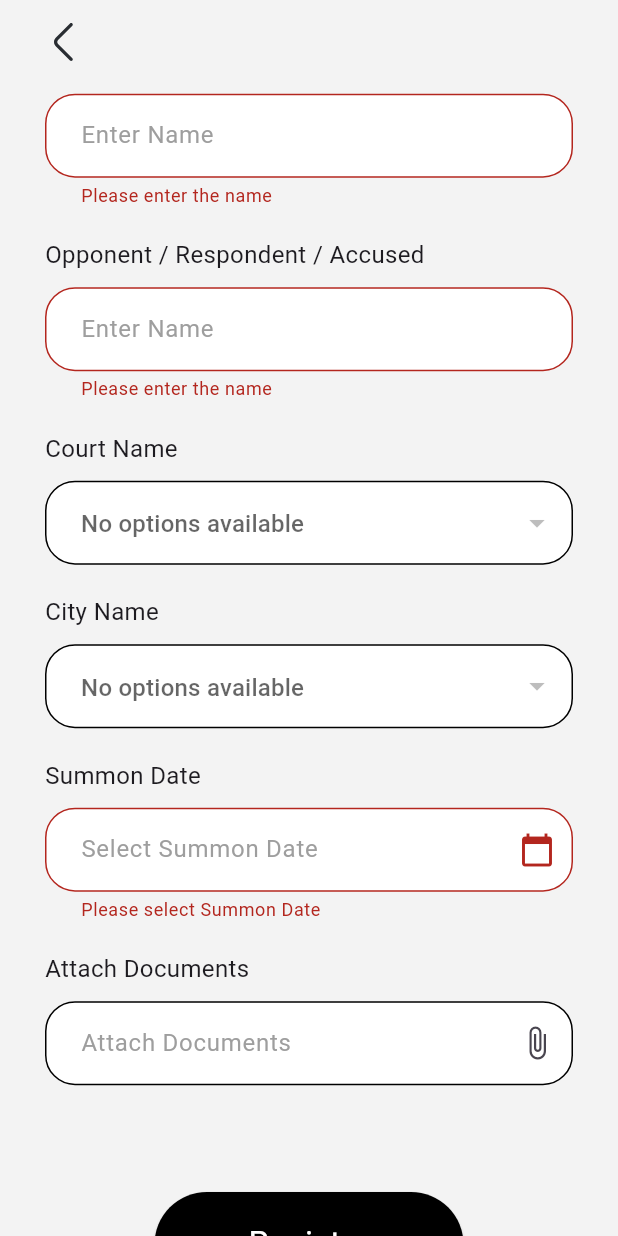
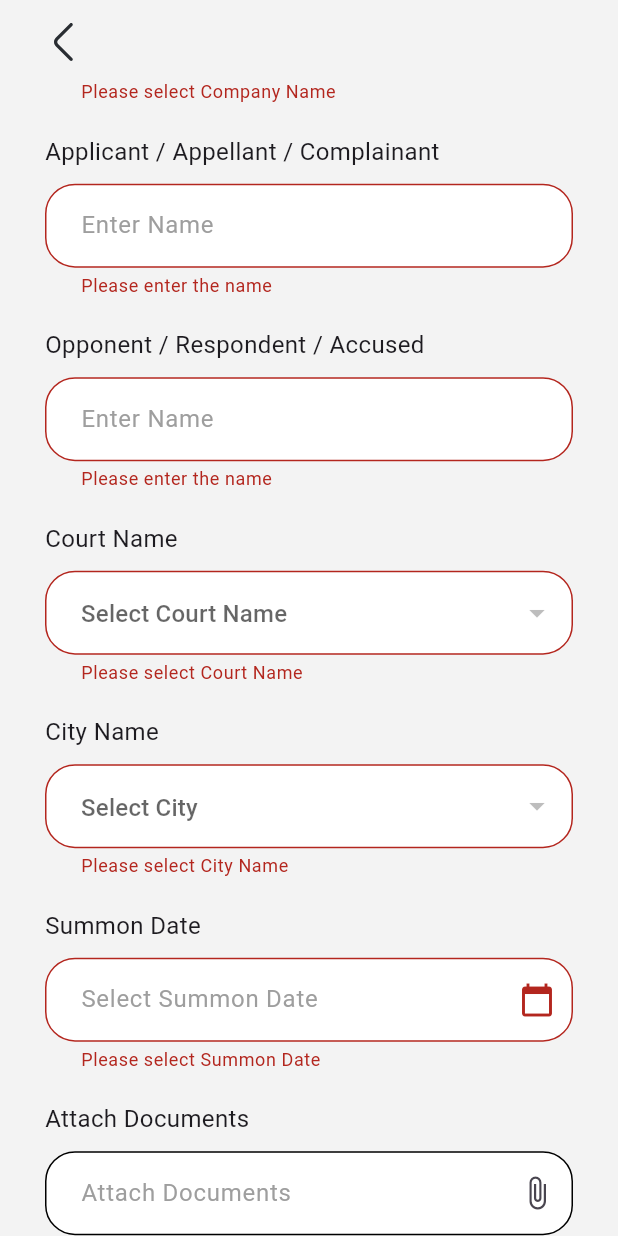
Before and after one commit to UTTAM-VAGHASIA/case_sync, a Flutter app: the NewCaseScreen screen opened directly, scrolled down 848 dp, after a tap on "Register", on a phone screen of 412 x 824 dp. Run offline on Flutter 3.47's test engine with Material 3 defaults, Android fonts, the phone set to English and light mode, and no system bars; our stand-ins replace file_picker, flutter_svg, get, shared_preferences; accounts and stored records are empty; network calls fail.

Commit message:
Completed new_case.dart

```diff
--- a/lib/screens/cases/new_case.dart
+++ b/lib/screens/cases/new_case.dart
@@ -7,7 +7,8 @@ import 'package:get/get.dart';
 import 'package:http/http.dart' as http;
 import 'package:intl/intl.dart';
 
-import '../../services/api_service.dart';
+import '../../models/advocate.dart';
+import '../../services/shared_pref.dart';
 
 class NewCaseScreen extends StatefulWidget {
   const NewCaseScreen({super.key});
@@ -39,6 +40,7 @@ class NewCaseScreenState extends State<NewCaseScreen> {
   List<Map<String, String>> _companyList = [];
   List<Map<String, String>> _cityList = [];
   List<Map<String, String>> _courtList = [];
+  List<Map<String, String>> _advocateList = [];
 
   bool _isSubmitting = false;
   bool _isLoading = true;
@@ -69,6 +71,7 @@ class NewCaseScreenState extends State<NewCaseScreen> {
         _getCompanyList(),
         _getCityList(),
         _getCourtList(),
+        _getAdvocateList(),
       ]);
     } catch (e) {
       print("Error fetching dropdown data: $e");
@@ -88,7 +91,7 @@ class NewCaseScreenState extends State<NewCaseScreen> {
           _caseTypeList = List<Map<String, String>>.from(
             data['data'].map((item) => {
                   "id": item['id']?.toString() ?? '',
-                  "case_type": item['case_type']?.toString() ?? '',
+                  "name": item['case_type']?.toString() ?? '',
                 }),
           );
         });
@@ -97,10 +100,10 @@ class NewCaseScreenState extends State<NewCaseScreen> {
   }
 
   Future<void> _getCaseStageList(String caseTypeId) async {
+    print("case type id: $caseTypeId");
     final response = await http.post(
       Uri.parse("$baseUrl/get_stage_list"),
-      headers: {"Content-Type": "application/json"},
-      body: json.encode({"case_type_id": caseTypeId}),
+      body: {'case_stage': caseTypeId},
     );
     if (response.statusCode == 200) {
       final data = json.decode(response.body);
@@ -110,13 +113,31 @@ class NewCaseScreenState extends State<NewCaseScreen> {
           _caseStageList = List<Map<String, String>>.from(
             data['data'].map((item) => {
                   "id": item['id']?.toString() ?? '',
-                  "stage": item['stage']?.toString() ?? '',
+                  "name": item['stage']?.toString() ?? '',
                 }),
           );
         });
       } else {
         setState(() {
+          print("Api Call Unsuccessful");
           _caseStageList = []; // No stages available
+        });
+      }
+    }
+  }
+
+  Future<void> _getAdvocateList() async {
+    final response = await http.get(Uri.parse("$baseUrl/get_advocate_list"));
+    if (response.statusCode == 200) {
+      final data = json.decode(response.body);
+      if (data['success']) {
+        setState(() {
+          _advocateList = List<Map<String, String>>.from(
+            data['data'].map((item) => {
+                  "id": item['id']?.toString() ?? '',
+                  "name": item['name']?.toString() ?? '',
+                }),
+          );
         });
       }
     }
@@ -219,36 +240,117 @@ class NewCaseScreenState extends State<NewCaseScreen> {
   Future<void> _submitCase() async {
     if (!_formKey.currentState!.validate()) return;
 
+    // Ensure files are selected
+    if (_filePaths.isEmpty) {
+      Get.snackbar('Error', 'Please select at least one document!',
+          snackPosition: SnackPosition.BOTTOM);
+      return;
+    }
+
     setState(() {
       _isSubmitting = true;
     });
 
-    Map<String, dynamic> caseData = {
-      'case_no': _caseNumberController.text,
-      'year': _caseYearController.text,
-      'case_type': _selectedCaseType,
-      'handled_by': _selectedHandler,
-      'applicant': _applicantController.text,
-      'company_id': _selectedCompany,
-      'opp_name': _opponentController.text,
-      'court_name': _selectedCourtName,
-      'city_id': _selectedCityName,
-      'sr_date': _summonDateController.text,
-    };
+    try {
+      // Retrieve user details from SharedPreferences
+      Advocate? user = await SharedPrefService.getUser();
+      if (user == null) {
+        throw Exception('User not found. Please log in again.');
+      }
 
-    var response = await ApiService.submitNewCase(caseData, _filePaths);
+      // Split files: first file as case_image, rest as case_docs[]
+      String caseImage = _filePaths.first;
+      List<String> caseDocs =
+          _filePaths.length > 1 ? _filePaths.sublist(1) : [];
 
-    setState(() {
-      _isSubmitting = false;
+      // Prepare data for API
+      var request = http.MultipartRequest(
+        'POST',
+        Uri.parse("$baseUrl/add_case"),
+      );
+
+      // Add fields to the request
+      request.fields["data"] = json.encode({
+        "case_no": _caseNumberController.text,
+        "year": _caseYearController.text,
+        "case_type": _caseTypeList.firstWhere(
+          (element) => element['id'] == _selectedCaseType,
+          orElse: () =>
+              {'id': ''}, // Default to an empty string or handle appropriately
+        )['id'],
+        "handle_by": _advocateList.firstWhere(
+          (element) => element['id'] == _selectedHandler,
+          orElse: () =>
+              {'id': ''}, // Default to an empty string or handle appropriately
+        )['id'],
+        "applicant": _applicantController.text,
+        "stage": _caseStageList.firstWhere(
+          (element) => element['id'] == _selectedCaseStage,
+          orElse: () =>
+              {'id': ''}, // Default to an empty string or handle appropriately
+        )['id'],
+        "added_by": user.id, // Dynamically pass the user ID
+        "user_type": "advocate", // Hardcoded as per your requirement
+        "company_id": _companyList.firstWhere(
+          (element) => element['id'] == _selectedCompany,
+          orElse: () =>
+              {'id': ''}, // Default to an empty string or handle appropriately
+        )['id'],
+        "opp_name": _opponentController.text,
+        "court_name": _selectedCourtName!,
+        "city_id": _cityList.firstWhere(
+          (element) => element['id'] == _selectedCityName,
+          orElse: () =>
+              {'id': ''}, // Default to an empty string or handle appropriately
+        )['id'],
+        "sr_date": _summonDateController.text,
       });
 
-    if (response['success']) {
+      // Add case_image file
+      request.files
+          .add(await http.MultipartFile.fromPath('case_image', caseImage));
+
+      // Add case_docs[] files
+      for (String docPath in caseDocs) {
+        request.files
+            .add(await http.MultipartFile.fromPath('case_docs[]', docPath));
+      }
+
+      print("##########################################");
+      print(request.fields);
+      print("##########################################");
+      // Send the request
+      var response = await request.send();
+      print("%%%%%%%%%%%%%%%%%%%%%%%%%%%%%%%%%%%%%%%%%%");
+      print('${response.statusCode}');
+
+      if (response.statusCode == 200) {
+        var responseData = await response.stream.bytesToString();
+        var data = json.decode(responseData);
+
+        if (data['success']) {
           Get.snackbar('Success', 'Case submitted successfully!',
               snackPosition: SnackPosition.BOTTOM);
           Get.back();
         } else {
-      Get.snackbar('Error', 'Failed to submit case: ${response['message']}',
+          Get.snackbar('Error', 'Failed to submit case: ${data['message']}',
               snackPosition: SnackPosition.BOTTOM);
+          print('Error, failed to submit case: ${data['message']}');
+        }
+      } else {
+        Get.snackbar('Error: ${response.statusCode}',
+            'Failed to submit case. Try again later!',
+            snackPosition: SnackPosition.BOTTOM);
+        print('Error: ${response.statusCode}');
+      }
+    } catch (e) {
+      Get.snackbar('Error', 'An error occurred: $e',
+          snackPosition: SnackPosition.BOTTOM);
+      print('Error: $e');
+    } finally {
+      setState(() {
+        _isSubmitting = false;
+      });
     }
   }
 
@@ -318,43 +420,38 @@ class NewCaseScreenState extends State<NewCaseScreen> {
                 _buildDropdownField(
                   'Case Type',
                   'Select Case Type',
-                  _caseTypeList.map((e) => e['case_type']!).toList(),
+                  _caseTypeList,
                   _selectedCaseType,
                   (value) {
                     if (value != null) {
                       setState(() {
                         _selectedCaseType = value;
-                        String selectedCaseTypeId = _caseTypeList.firstWhere(
-                            (element) => element['case_type'] == value)['id']!;
-                        _getCaseStageList(
-                            selectedCaseTypeId); // Call stage list API
+                        _selectedCaseStage = null;
+                        _caseStageList = [];
+                        _getCaseStageList(value);
                       });
                     }
                   },
                 ),
-                _buildDropdownField(
-                    'Case Stage',
-                    'Select Case Stage',
-                    _caseStageList.map((e) => e['stage']!).toList(),
-                    _selectedCaseStage, (value) {
+                _buildDropdownField('Case Stage', 'Select Case Stage',
+                    _caseStageList, _selectedCaseStage, (value) {
                   setState(() {
                     _selectedCaseStage = value;
                   });
                 }),
                 _buildDropdownField(
                   'Handled By',
-                    'Select Handler',
-                    ['Advocate 1', 'Advocate 2', 'Advocate 3'],
-                    _selectedHandler, (value) {
+                  'Select Advocate',
+                  _advocateList,
+                  _selectedHandler,
+                  (value) {
                     setState(() {
                       _selectedHandler = value;
                     });
-                }),
-                _buildDropdownField(
-                    'Company Name',
-                    'Select Company',
-                    _companyList.map((e) => e['name']!).toList(),
-                    _selectedCompany, (value) {
+                  },
+                ),
+                _buildDropdownField('Company Name', 'Select Company',
+                    _companyList, _selectedCompany, (value) {
                   setState(() {
                     _selectedCompany = value;
                   });
@@ -373,20 +470,15 @@ class NewCaseScreenState extends State<NewCaseScreen> {
                   }
                   return null;
                 }),
-                _buildDropdownField(
-                    'Court Name',
-                    'Select Court Name',
-                    _courtList.map((e) => e['name']!).toList(),
-                    _selectedCourtName, (value) {
+                _buildDropdownField('Court Name', 'Select Court Name',
+                    _courtList, _selectedCourtName, (value) {
                   setState(() {
                     _selectedCourtName = value;
                   });
                 }),
                 _buildDropdownField(
-                    'City Name',
-                    'Select City',
-                    _cityList.map((e) => e['name']!).toList(),
-                    _selectedCityName, (value) {
+                    'City Name', 'Select City', _cityList, _selectedCityName,
+                    (value) {
                   setState(() {
                     _selectedCityName = value;
                   });
@@ -472,59 +564,12 @@ class NewCaseScreenState extends State<NewCaseScreen> {
     );
   }
 
-  Widget _buildDropdownField(String label, String hintText, List<String> items,
-      String? value, Function(dynamic)? onChanged) {
-    if (items.isEmpty) {
-      return Column(
-        crossAxisAlignment: CrossAxisAlignment.start,
-        children: [
-          Text(label, style: const TextStyle(fontSize: 16)),
-          const SizedBox(height: 10),
-          DropdownButtonFormField<String>(
-            decoration: InputDecoration(
-              hintText: "No options available",
-              contentPadding:
-                  const EdgeInsets.symmetric(vertical: 16, horizontal: 20),
-              border: OutlineInputBorder(
-                borderRadius: BorderRadius.circular(20),
-              ),
-            ),
-            items: [],
-            onChanged: null,
-          ),
-          const SizedBox(height: 20),
-        ],
-      );
-    } else if (items.length == 1) {
-      return Column(
-        crossAxisAlignment: CrossAxisAlignment.start,
-        children: [
-          Text(label, style: const TextStyle(fontSize: 16)),
-          const SizedBox(height: 10),
-          DropdownButtonFormField<String>(
-            decoration: InputDecoration(
-              hintText: "Only one option available",
-              contentPadding:
-                  const EdgeInsets.symmetric(vertical: 16, horizontal: 20),
-              border: OutlineInputBorder(
-                borderRadius: BorderRadius.circular(20),
-              ),
-            ),
-            value: items.first,
-            items: items.map((String item) {
-              return DropdownMenuItem<String>(
-                value: item,
-                child: Text(item),
-              );
-            }).toList(),
-            onChanged: (value) {
-              if (onChanged != null) onChanged(value);
-            },
-          ),
-          const SizedBox(height: 20),
-        ],
-      );
-    } else {
+  Widget _buildDropdownField(
+      String label,
+      String hintText,
+      List<Map<String, String>> items,
+      String? value,
+      Function(dynamic)? onChanged) {
     return Column(
       crossAxisAlignment: CrossAxisAlignment.start,
       children: [
@@ -540,10 +585,11 @@ class NewCaseScreenState extends State<NewCaseScreen> {
             ),
           ),
           value: value,
-            items: items.map((String item) {
+          items: items.map((item) {
             return DropdownMenuItem<String>(
-                value: item,
-                child: Text(item),
+              value: item['id'], // Use the ID as the unique value
+              child:
+                  Text(item['name'] ?? 'Contact Developer'), // Display the name
             );
           }).toList(),
           onChanged: onChanged,
@@ -557,7 +603,6 @@ class NewCaseScreenState extends State<NewCaseScreen> {
         const SizedBox(height: 20),
       ],
     );
-    }
   }
 
   Widget _buildDateField(String label, String hintText,
```
Also changed, not shown: 7 other files. Lines whose indentation alone changed are shown as unchanged.
